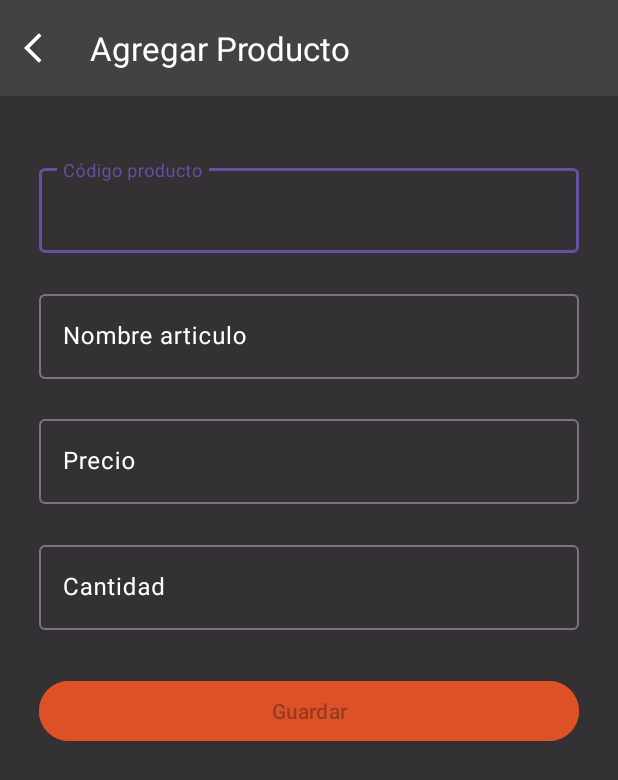
After one commit to DSMovil/equipo3inventory, an Android app: the layout fragment_agregar.xml on its own in the app's theme, with its tools: preview values and no code run, on a phone screen of 412 x 824 dp. The commit adds this screen. Shown: the top 780 px of the screen. Run offline under Robolectric (Android 15) with nearby library versions, the phone set to English and light mode, and no system bars.

Commit message:
ui agregar producto creada, ajustes de ui en pantalla login

```diff
--- /dev/null
+++ b/app/src/main/res/drawable/baseline_arrow_back_ios_24.xml
@@ -0,0 +1,5 @@
+<vector android:autoMirrored="true" android:height="24dp"
+    android:tint="@color/white" android:viewportHeight="24"
+    android:viewportWidth="24" android:width="24dp" xmlns:android="http://schemas.android.com/apk/res/android">
+    <path android:fillColor="@android:color/white" android:pathData="M11.67,3.87L9.9,2.1 0,12l9.9,9.9 1.77,-1.77L3.54,12z"/>
+</vector>
--- a/app/src/main/res/layout/activity_login.xml
+++ b/app/src/main/res/layout/activity_login.xml
@@ -61,20 +61,22 @@
         android:layout_marginStart="32dp"
         android:layout_marginEnd="32dp"
         android:hint="Email"
+        android:textColorHint="@color/white"
         app:endIconMode="clear_text"
         app:endIconTint="@color/white"
+        app:hintTextColor="@color/white"
         app:layout_constraintBottom_toBottomOf="parent"
         app:layout_constraintEnd_toEndOf="parent"
         app:layout_constraintStart_toStartOf="parent"
         app:layout_constraintTop_toTopOf="parent"
-        app:layout_constraintVertical_bias="0.37"
-        >
+        app:layout_constraintVertical_bias="0.37">
+
         <com.google.android.material.textfield.TextInputEditText
             android:id="@+id/emailText"
-            android:maxLength="40"
             android:layout_width="match_parent"
             android:layout_height="wrap_content"
-            android:textColor="@color/white"/>
+            android:maxLength="40"
+            android:textColor="@color/white" />
     </com.google.android.material.textfield.TextInputLayout>
 
 
@@ -86,25 +88,26 @@
         android:layout_marginStart="32dp"
         android:layout_marginEnd="32dp"
         android:hint="Password"
+        android:textColorHint="@color/white"
+        app:counterEnabled="true"
+        app:counterMaxLength="10"
         app:endIconMode="password_toggle"
         app:endIconTint="@color/white"
         app:errorEnabled="true"
         app:errorIconDrawable="@drawable/error"
+        app:hintTextColor="@color/white"
         app:layout_constraintBottom_toBottomOf="parent"
         app:layout_constraintEnd_toEndOf="parent"
         app:layout_constraintStart_toStartOf="parent"
         app:layout_constraintTop_toTopOf="parent"
-        app:counterEnabled="true"
-        app:counterMaxLength="10"
         app:layout_constraintVertical_bias="0.48">
 
         <com.google.android.material.textfield.TextInputEditText
             android:id="@+id/passwordText"
-            android:maxLength="11"
             android:layout_width="match_parent"
             android:layout_height="wrap_content"
             android:inputType="numberPassword"
-            android:textColor="@color/white"
-            />
+            android:maxLength="11"
+            android:textColor="@color/white" />
     </com.google.android.material.textfield.TextInputLayout>
 </androidx.constraintlayout.widget.ConstraintLayout>
--- /dev/null
+++ b/app/src/main/res/layout/fragment_agregar.xml
@@ -0,0 +1,142 @@
+<?xml version="1.0" encoding="utf-8"?>
+<androidx.constraintlayout.widget.ConstraintLayout xmlns:android="http://schemas.android.com/apk/res/android"
+    xmlns:app="http://schemas.android.com/apk/res-auto"
+    xmlns:tools="http://schemas.android.com/tools"
+    android:layout_width="match_parent"
+    android:layout_height="match_parent"
+    android:background="@color/black">
+
+
+    <com.google.android.material.appbar.AppBarLayout
+        android:id="@+id/appBarLayout"
+        android:layout_width="match_parent"
+        android:layout_height="wrap_content"
+        app:layout_constraintEnd_toEndOf="parent"
+        app:layout_constraintStart_toStartOf="parent"
+        app:layout_constraintTop_toTopOf="parent">
+
+        <com.google.android.material.appbar.MaterialToolbar
+            android:layout_width="match_parent"
+            android:layout_height="?attr/actionBarSize"
+            android:background="@color/darkgray"
+            app:navigationIcon="@drawable/baseline_arrow_back_ios_24"
+            app:title="Agregar Producto"
+            app:titleTextColor="@color/white">
+
+        </com.google.android.material.appbar.MaterialToolbar>
+    </com.google.android.material.appbar.AppBarLayout>
+
+
+    <!-- campo codigo -->
+    <com.google.android.material.textfield.TextInputLayout
+        android:id="@+id/codigoLayout"
+        android:layout_width="360dp"
+        android:layout_height="wrap_content"
+        android:layout_marginStart="32dp"
+        android:layout_marginEnd="32dp"
+        android:hint="Código producto"
+        android:textColorHint="@color/white"
+        app:layout_constraintBottom_toBottomOf="parent"
+        app:layout_constraintEnd_toEndOf="parent"
+        app:layout_constraintStart_toStartOf="parent"
+        app:layout_constraintTop_toTopOf="parent"
+        app:layout_constraintVertical_bias="0.14">
+
+        <com.google.android.material.textfield.TextInputEditText
+            android:id="@+id/codigoText"
+            android:layout_width="match_parent"
+            android:layout_height="wrap_content"
+            android:inputType="number"
+            android:maxLength="4"
+            android:textColor="@color/white" />
+    </com.google.android.material.textfield.TextInputLayout>
+
+    <!-- campo articulo -->
+    <com.google.android.material.textfield.TextInputLayout
+        android:id="@+id/articuloLayout"
+        android:layout_width="360dp"
+        android:layout_height="wrap_content"
+        android:layout_marginStart="32dp"
+        android:layout_marginEnd="32dp"
+        android:hint="Nombre articulo"
+        android:textColorHint="@color/white"
+        app:layout_constraintBottom_toBottomOf="parent"
+        app:layout_constraintEnd_toEndOf="parent"
+        app:layout_constraintStart_toStartOf="parent"
+        app:layout_constraintTop_toTopOf="parent"
+        app:layout_constraintVertical_bias="0.25">
+
+        <com.google.android.material.textfield.TextInputEditText
+            android:id="@+id/articuloText"
+            android:layout_width="match_parent"
+            android:layout_height="wrap_content"
+            android:inputType="text"
+            android:maxLength="40"
+            android:textColor="@color/white" />
+    </com.google.android.material.textfield.TextInputLayout>
+
+    <!-- campo precio -->
+    <com.google.android.material.textfield.TextInputLayout
+        android:id="@+id/precioLayout"
+        android:layout_width="360dp"
+        android:layout_height="wrap_content"
+        android:layout_marginStart="32dp"
+        android:layout_marginEnd="32dp"
+        android:hint="Precio"
+        android:textColorHint="@color/white"
+        app:layout_constraintBottom_toBottomOf="parent"
+        app:layout_constraintEnd_toEndOf="parent"
+        app:layout_constraintStart_toStartOf="parent"
+        app:layout_constraintTop_toTopOf="parent"
+        app:layout_constraintVertical_bias="0.36">
+
+        <com.google.android.material.textfield.TextInputEditText
+            android:id="@+id/precioTexto"
+            android:layout_width="match_parent"
+            android:layout_height="wrap_content"
+            android:inputType="number"
+            android:maxLength="20"
+            android:textColor="@color/white" />
+    </com.google.android.material.textfield.TextInputLayout>
+
+    <!-- campo cantidad -->
+    <com.google.android.material.textfield.TextInputLayout
+        android:id="@+id/cantidadLayout"
+        android:layout_width="360dp"
+        android:layout_height="wrap_content"
+        android:layout_marginStart="32dp"
+        android:layout_marginEnd="32dp"
+        android:hint="Cantidad"
+        android:textColorHint="@color/white"
+        app:layout_constraintBottom_toBottomOf="parent"
+        app:layout_constraintEnd_toEndOf="parent"
+        app:layout_constraintStart_toStartOf="parent"
+        app:layout_constraintTop_toTopOf="parent"
+        app:layout_constraintVertical_bias="0.47
+">
+
+        <com.google.android.material.textfield.TextInputEditText
+            android:id="@+id/cantidadText"
+            android:layout_width="match_parent"
+            android:layout_height="wrap_content"
+            android:inputType="number"
+            android:maxLength="4"
+            android:textColor="@color/white" />
+    </com.google.android.material.textfield.TextInputLayout>
+
+    <!-- boton guardar -->
+    <Button
+        android:id="@+id/btnGuardar"
+        android:layout_width="360dp"
+        android:layout_height="48dp"
+        android:text="Guardar"
+        android:backgroundTint="@color/orange"
+        android:enabled="false"
+        app:layout_constraintBottom_toBottomOf="parent"
+        app:layout_constraintEnd_toEndOf="parent"
+        app:layout_constraintStart_toStartOf="parent"
+        app:layout_constraintTop_toTopOf="@+id/appBarLayout"
+        app:layout_constraintVertical_bias="0.58" />
+
+
+</androidx.constraintlayout.widget.ConstraintLayout>
```
